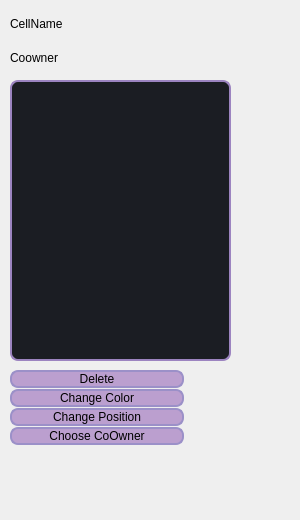
The window that UI/w_deck/NewCell/newcell.ui (Saigz/task_tracker_qt) describes before a commit, drawn with Qt 5.
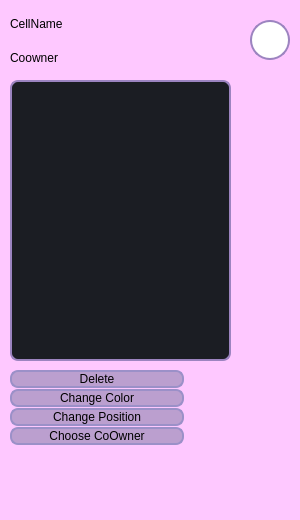
The same window after the commit.

What changed in the file:
```diff
--- a/UI/w_deck/NewCell/newcell.ui
+++ b/UI/w_deck/NewCell/newcell.ui
@@ -13,6 +13,9 @@
   <property name="windowTitle">
    <string>Form</string>
   </property>
+  <property name="styleSheet">
+   <string notr="true">background-color: rgb(254, 200, 255);</string>
+  </property>
   <widget class="QTextEdit" name="textEdit">
    <property name="geometry">
     <rect>
@@ -207,6 +210,32 @@
     </item>
    </layout>
   </widget>
+  <widget class="QLabel" name="label_cell_color">
+   <property name="geometry">
+    <rect>
+     <x>250</x>
+     <y>20</y>
+     <width>40</width>
+     <height>40</height>
+    </rect>
+   </property>
+   <property name="styleSheet">
+    <string notr="true">QLabel {
+	border: 2px solid rgb(156, 132, 192);
+	border-radius: 20px;
+	color: rgb(255, 255, 255);
+	background-color: #FFF;
+	font: 600 11pt &quot;Montserrat SemiBold&quot;;
+}
+
+
+
+</string>
+   </property>
+   <property name="text">
+    <string/>
+   </property>
+  </widget>
  </widget>
  <tabstops>
   <tabstop>textEdit</tabstop>
```
